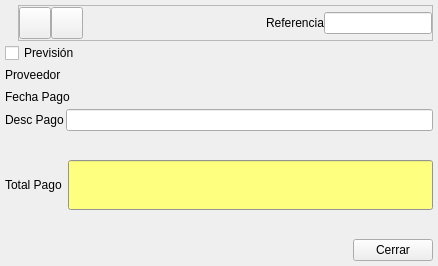
Before: the Qt Designer form bulmages/bulmafact/src/pagobase.ui in eboladev/Bulmages-1, drawn with Qt 5.
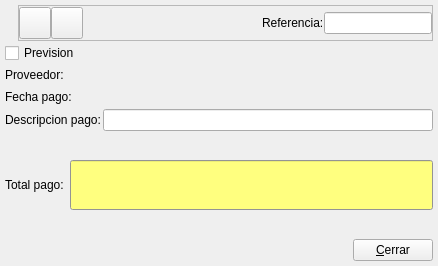
After: the same form once the commit is applied. Icons and pictures are not drawn. Custom widgets are drawn as their Qt base class.

Patch:
```diff
--- a/bulmages/bulmafact/src/pagobase.ui
+++ b/bulmages/bulmafact/src/pagobase.ui
@@ -155,7 +155,7 @@
            </sizepolicy>
           </property>
           <property name="text" >
-           <string>Referencia</string>
+           <string>Referencia:</string>
           </property>
           <property name="buddy" >
            <cstring>mui_refpago</cstring>
@@ -182,7 +182,7 @@
    <item>
     <widget class="QCheckBox" name="mui_previsionpago" >
      <property name="text" >
-      <string>Previsión</string>
+      <string>Prevision</string>
      </property>
     </widget>
    </item>
@@ -197,7 +197,7 @@
      <item>
       <widget class="QLabel" name="textLabel1_2_3_2" >
        <property name="text" >
-        <string>Proveedor</string>
+        <string>Proveedor:</string>
        </property>
       </widget>
      </item>
@@ -240,7 +240,7 @@
      <item>
       <widget class="QLabel" name="textLabel1_2_3" >
        <property name="text" >
-        <string>Fecha Pago</string>
+        <string>Fecha pago:</string>
        </property>
       </widget>
      </item>
@@ -293,7 +293,7 @@
         </sizepolicy>
        </property>
        <property name="text" >
-        <string>Desc Pago</string>
+        <string>Descripcion pago:</string>
        </property>
        <property name="buddy" >
         <cstring>mui_comentpago</cstring>
@@ -340,7 +340,7 @@
         </sizepolicy>
        </property>
        <property name="text" >
-        <string>Total Pago</string>
+        <string>Total pago:</string>
        </property>
        <property name="buddy" >
         <cstring>mui_cantpago</cstring>
@@ -675,7 +675,7 @@
      <item>
       <widget class="QPushButton" name="pushButton" >
        <property name="text" >
-        <string>Cerrar</string>
+        <string>&amp;Cerrar</string>
        </property>
       </widget>
      </item>
```
Left out of the diff: 16 changed lines with no effect on the pictures.
